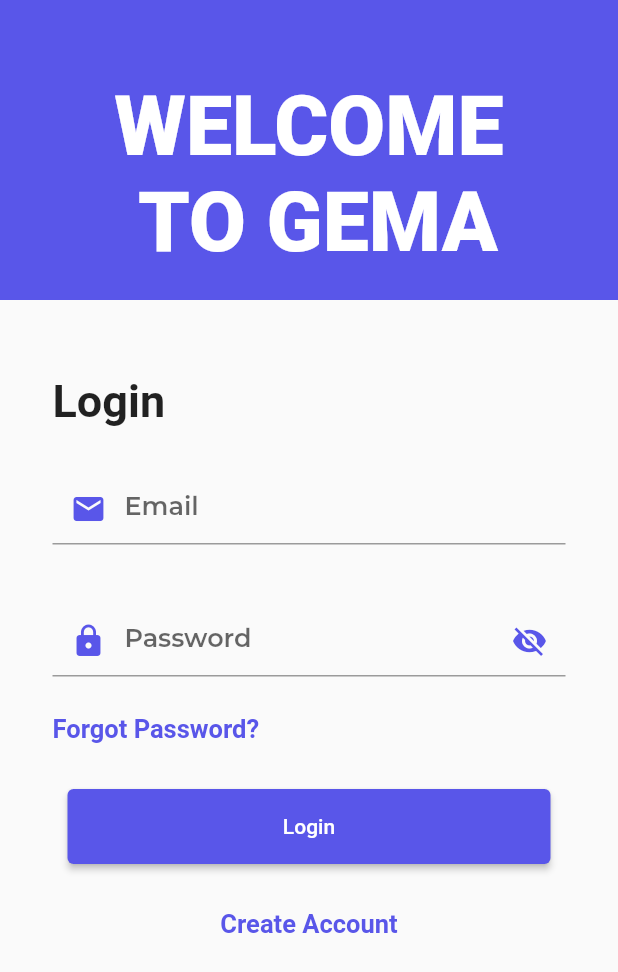
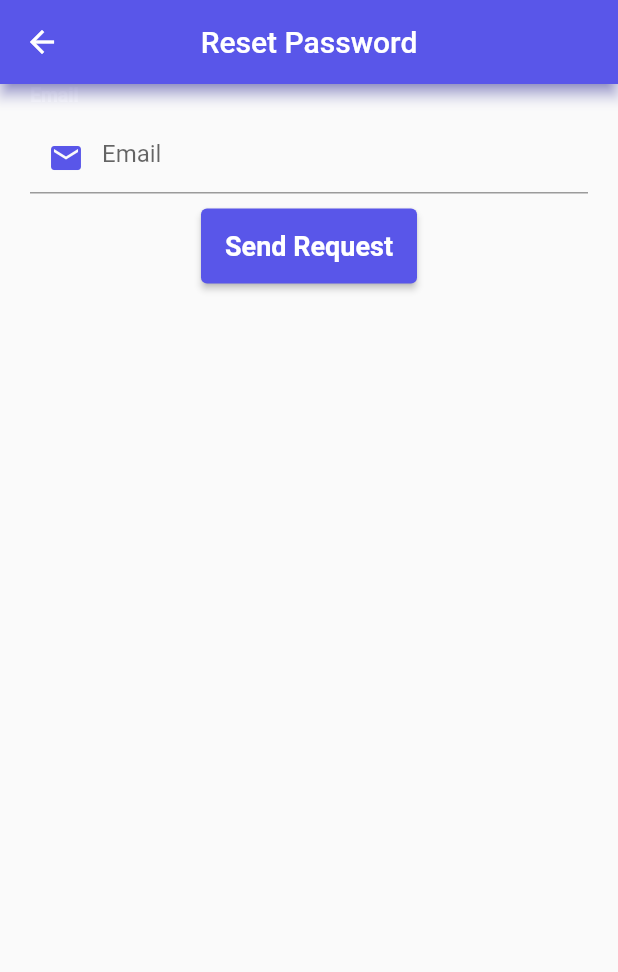
Before and after one commit to khaerulnur/Gema, a Flutter app: the screen it shows after launch, after a tap on "Forgot Password?", on a phone screen of 412 x 824 dp. Shown: the top 972 px of the screen. Run offline on Flutter 3.47's test engine with Material 2 defaults, Android fonts, the phone set to English and light mode, and no system bars; our stand-ins replace cloud_firestore, firebase_auth, firebase_core, firebase_storage, flutter_easyloading, hexcolor and 1 more; accounts and stored records are empty; Roboto replaces fonts that are missing (Raleway); project files that could hold a hidden picture were left out.

Commit message:
Splash Final Screen

```diff
--- a/lib/main.dart
+++ b/lib/main.dart
@@ -4,6 +4,7 @@ import 'package:flutter_easyloading/flutter_easyloading.dart';
 import 'package:flutter_ecommerce/screens/home/home.dart';
 import 'package:firebase_auth/firebase_auth.dart';
 import 'package:flutter_ecommerce/screens/login.dart';
+import 'package:flutter_ecommerce/screens/splash-screen.dart';
 import 'package:flutter_ecommerce/services/auth-service.dart';
 import 'package:flutter_ecommerce/utility/custom-loading.dart';
 
@@ -18,26 +19,9 @@ class MyApp extends StatelessWidget {
   final AuthService authController = AuthService();
   @override
   Widget build(BuildContext context) {
-    return StreamBuilder<User?>(
-      stream: authController.streamAuthStatus(),
-      builder: (context, snapshot) {
-        print(snapshot);
-        if (snapshot.connectionState == ConnectionState.active) {
-          CustomLoading().dismissLoading();
-          return MaterialApp(
-            builder: EasyLoading.init(),
-            theme: ThemeData(
-              primarySwatch: Colors.blue,
-            ),
-            home: snapshot.data != null ? HomeScreen() : LoginScreen(),
-          );
-        } else {
-          return CircularProgressIndicator(
-            color: Colors.black54,
-            strokeWidth: 2,
-          );
-        }
-      },
+    return MaterialApp(
+      builder: EasyLoading.init(),
+      home: SplashScreen(),
     );
   }
 }
--- a/lib/screens/chat/chat-bubble.dart
+++ b/lib/screens/chat/chat-bubble.dart
@@ -2,6 +2,7 @@ import 'package:cloud_firestore/cloud_firestore.dart';
 import 'package:firebase_auth/firebase_auth.dart';
 import 'package:flutter/cupertino.dart';
 import 'package:flutter/material.dart';
+import 'package:hexcolor/hexcolor.dart';
 
 class ChatBubble extends StatefulWidget {
   @override
@@ -60,7 +61,7 @@ class _ChatBubbleState extends State<ChatBubble> {
                         bottomRight: Radius.circular(20.0),
                       )),
                       margin: EdgeInsets.all(5.0),
-                      color: isFromMe ? Colors.lightBlue : Colors.blueGrey,
+                      color: isFromMe ? HexColor("#5956E9") : Colors.blueGrey,
                       child: Padding(
                         padding: EdgeInsets.fromLTRB(12.0, 8.0, 12.0, 8.0),
                         child: Column(
@@ -76,7 +77,7 @@ class _ChatBubbleState extends State<ChatBubble> {
                             Text(
                               email,
                               style: TextStyle(
-                                color: Colors.lightGreenAccent,
+                                color: Colors.white,
                                 fontSize: 10,
                               ),
                             ),
--- a/lib/screens/faq-screen.dart
+++ b/lib/screens/faq-screen.dart
@@ -54,6 +54,8 @@ class _FaqScreenState extends State<FaqScreen> {
             final question = questions[index]['question'];
             final answer = questions[index]['answer'];
             return ExpansionTile(
+              iconColor: HexColor("#5956E9"),
+              textColor: HexColor("#5956E9"),
               title: Text(question!),
               children: [
                 Padding(
--- /dev/null
+++ b/lib/screens/forgot-password.dart
@@ -0,0 +1,182 @@
+import 'package:firebase_auth/firebase_auth.dart';
+import 'package:flutter/material.dart';
+import 'package:hexcolor/hexcolor.dart';
+
+class RestPassword extends StatefulWidget {
+  const RestPassword({Key? key}) : super(key: key);
+
+  @override
+  State<RestPassword> createState() => _RestPasswordState();
+}
+
+class _RestPasswordState extends State<RestPassword> {
+  late String email;
+
+  @override
+  Widget build(BuildContext context) {
+    return Scaffold(
+      appBar: AppBar(
+        shadowColor: HexColor("#5956E9"),
+        backgroundColor: HexColor("#5956E9"),
+        centerTitle: true,
+        leading: InkWell(
+          child: Icon(Icons.arrow_back_outlined),
+          onTap: () {
+            Navigator.pop(context);
+          },
+        ),
+        title: const Text('Reset Password'),
+      ),
+      body: Container(
+        child: Column(
+            mainAxisAlignment: MainAxisAlignment.start,
+            crossAxisAlignment: CrossAxisAlignment.start,
+            children: [
+              Padding(
+                padding: const EdgeInsets.symmetric(horizontal: 20),
+                child: Text(
+                  'Email',
+                  style: TextStyle(
+                      color: Colors.white,
+                      fontWeight: FontWeight.w600,
+                      fontSize: 13),
+                ),
+              ),
+              SizedBox(
+                height: 10,
+              ),
+              Padding(
+                padding: const EdgeInsets.symmetric(horizontal: 20),
+                child: TextFormField(
+                  onChanged: (value) {
+                    email = value;
+                  },
+                  validator: (value) {
+                    if (value == null || value.isEmpty) {
+                      return "Harap masukkan Email";
+                    }
+                  },
+                  decoration: InputDecoration(
+                    hintText: "Email",
+                    fillColor: HexColor("#5956E9"),
+                    prefixIcon: Icon(
+                      Icons.email,
+                      color: HexColor("#5956E9"),
+                    ),
+                    focusedBorder: UnderlineInputBorder(
+                      borderSide: BorderSide(
+                        color: HexColor("#5956E9"),
+                      ),
+                    ),
+                  ),
+                ),
+              ),
+              SizedBox(
+                height: 10,
+              ),
+              Center(
+                child: SizedBox(
+                  height: 50,
+                  child: ElevatedButton(
+                    style: ElevatedButton.styleFrom(
+                      primary: HexColor("#5956E9"),
+                    ),
+                    onPressed: () async {
+                      try {
+                        await FirebaseAuth.instance
+                            .sendPasswordResetEmail(email: email)
+                            .then((value) => Navigator.of(context).pop());
+                      } catch (e) {
+                        showDialog(
+                          barrierDismissible: false,
+                          context: context,
+                          builder: (BuildContext context) {
+                            return AlertDialog(
+                              shape: RoundedRectangleBorder(
+                                  borderRadius: BorderRadius.all(
+                                Radius.circular(10.0),
+                              )),
+                              contentPadding: EdgeInsets.only(top: 10.0),
+                              content: Container(
+                                child: Column(
+                                  mainAxisAlignment: MainAxisAlignment.start,
+                                  mainAxisSize: MainAxisSize.min,
+                                  children: <Widget>[
+                                    Padding(
+                                      padding: const EdgeInsets.only(
+                                        left: 25,
+                                        right: 25,
+                                        top: 10,
+                                      ),
+                                      child: Image.asset(
+                                          'assets/images/ic_selalu_salah.png',
+                                          width: 300),
+                                    ),
+                                    Padding(
+                                      padding: const EdgeInsets.only(
+                                          left: 15, right: 15, bottom: 36),
+                                      child: Padding(
+                                        padding: const EdgeInsets.only(top: 5),
+                                        child: Text(
+                                          "Email tidak terdaftar",
+                                          textAlign: TextAlign.center,
+                                        ),
+                                      ),
+                                    ),
+                                    Padding(
+                                      padding: const EdgeInsets.only(
+                                          left: 20, right: 20, bottom: 20),
+                                      child: Container(
+                                        height: 41,
+                                        width: double.infinity,
+                                        child: ElevatedButton(
+                                          key: Key(
+                                              "btnOkSalahPasswordTransaksi"),
+                                          style: ElevatedButton.styleFrom(
+                                              elevation: 0,
+                                              primary: HexColor("#5956E9"),
+                                              shadowColor: Colors.transparent,
+                                              shape: RoundedRectangleBorder(
+                                                  borderRadius:
+                                                      BorderRadius.circular(
+                                                          6.0))),
+                                          onPressed: () {
+                                            Navigator.of(context).pop();
+                                          },
+                                          child: Text(
+                                            "Ok",
+                                            style: TextStyle(
+                                                fontFamily: "montserrat",
+                                                fontWeight: FontWeight.w700,
+                                                /*letterSpacing: 0.3,*/
+                                                fontSize: 16,
+                                                color: Colors.white),
+                                            textAlign: TextAlign.center,
+                                          ),
+                                        ),
+                                      ),
+                                    ),
+                                  ],
+                                ),
+                              ),
+                            );
+                          },
+                        );
+                      }
+                    },
+                    child: Text(
+                      'Send Request',
+                      style: TextStyle(
+                        fontSize: 18,
+                        fontWeight: FontWeight.bold,
+                        color: Colors.white,
+                      ),
+                    ),
+                  ),
+                ),
+              )
+            ]),
+      ),
+    );
+  }
+}
--- a/lib/screens/history/detail-send-data.dart
+++ b/lib/screens/history/detail-send-data.dart
@@ -240,7 +240,7 @@ class _DetailSendDataScreenState extends State<DetailSendDataScreen> {
                 Navigator.push(
                   context,
                   MaterialPageRoute<void>(
-                    builder: (BuildContext context) => ChatScreen(),
+                    builder: (BuildContext context) => ChatScreen(routeFrom: 'detailProduct',),
                   ),
                 );
               },
@@ -260,7 +260,7 @@ class _DetailSendDataScreenState extends State<DetailSendDataScreen> {
                 ),
                 child: Center(
                   child: const Text(
-                    "Selesaikan Pesanan",
+                    "Complete order",
                     textAlign: TextAlign.center,
                     style: TextStyle(
                       fontSize: 18,
--- a/lib/screens/home/home.dart
+++ b/lib/screens/home/home.dart
@@ -22,7 +22,7 @@ class _HomeScreenState extends State<HomeScreen> {
   Widget generateListPage(BuildContext context) {
     List<Widget> opsiWidget = <Widget>[
       homeContent(context),
-      ChatScreen(),
+      ChatScreen(routeFrom: 'home',),
       Text("Sell3"),
       MyProductScreen(),
       ProfileScreen(),
@@ -83,7 +83,7 @@ class _HomeScreenState extends State<HomeScreen> {
               });
             } else if (index == 1) {
               setState(() {
-                isProfile = false;
+                isProfile = true;
                 selectedIndex = index;
               });
             } else if (index == 2) {
--- a/lib/screens/login.dart
+++ b/lib/screens/login.dart
@@ -2,6 +2,7 @@ import 'package:firebase_auth/firebase_auth.dart';
 import 'package:firebase_core/firebase_core.dart';
 import 'package:flutter/material.dart';
 import 'package:flutter_ecommerce/Utility/style-text.dart';
+import 'package:flutter_ecommerce/screens/forgot-password.dart';
 import 'package:flutter_ecommerce/screens/home/home.dart';
 import 'package:flutter_ecommerce/screens/register.dart';
 import 'package:flutter_ecommerce/services/auth-service.dart';
@@ -141,7 +142,15 @@ class _LoginScreenState extends State<LoginScreen> {
                           color: HexColor("#5956E9"),
                         ),
                       ),
-                      onTap: () {},
+                      onTap: () {
+                        Navigator.push(
+                          context,
+                          MaterialPageRoute<void>(
+                            builder: (BuildContext context) =>
+                                const RestPassword(),
+                          ),
+                        );
+                      },
                     ),
                     SizedBox(
                       height: 30,
@@ -161,7 +170,8 @@ class _LoginScreenState extends State<LoginScreen> {
                   ),
                   onPressed: () async {
                     if (formKey.currentState!.validate()) {
-                      authController.login(emailCtrl.text, passCtrl.text,context);
+                      authController.login(
+                          emailCtrl.text, passCtrl.text, context);
                     }
                   },
                   child: Text("Login"),
--- a/lib/screens/product/product-detail.dart
+++ b/lib/screens/product/product-detail.dart
@@ -120,7 +120,7 @@ class ProductDetailScreenState extends State<ProductDetailScreen> {
                       Navigator.push(
                         context,
                         MaterialPageRoute<void>(
-                          builder: (BuildContext context) => ChatScreen(),
+                          builder: (BuildContext context) => ChatScreen(routeFrom: 'detailProduct',),
                         ),
                       );
                     },
--- /dev/null
+++ b/lib/screens/splash-screen.dart
@@ -0,0 +1,125 @@
+import 'package:firebase_auth/firebase_auth.dart';
+import 'package:flutter/material.dart';
+import 'package:flutter_ecommerce/main.dart';
+import 'package:flutter_ecommerce/screens/home/home.dart';
+import 'package:flutter_ecommerce/screens/login.dart';
+import 'package:flutter_ecommerce/services/auth-service.dart';
+import 'package:hexcolor/hexcolor.dart';
+
+import '../Utility/custom-loading.dart';
+
+class SplashScreen extends StatefulWidget {
+  const SplashScreen({Key? key}) : super(key: key);
+
+  @override
+  _SplashScreenState createState() => _SplashScreenState();
+}
+
+class _SplashScreenState extends State<SplashScreen>
+    with SingleTickerProviderStateMixin {
+  late Animation<double> opacity;
+  late AnimationController controller;
+
+  @override
+  void initState() {
+    super.initState();
+    controller = AnimationController(
+        duration: Duration(milliseconds: 2500), vsync: this);
+    opacity = Tween<double>(begin: 1.0, end: 0.0).animate(controller)
+      ..addListener(() {
+        setState(() {});
+      });
+    controller.forward().then((_) {
+      navigationPage(context);
+    });
+  }
+
+  @override
+  void dispose() {
+    controller.dispose();
+    super.dispose();
+  }
+
+  navigationPage(BuildContext context) {
+    final AuthService authController = AuthService();
+    Navigator.push(
+      context,
+      MaterialPageRoute<void>(
+        builder: (BuildContext context) => StreamBuilder<User?>(
+          stream: authController.streamAuthStatus(),
+          builder: (context, snapshot) {
+            if (snapshot.connectionState == ConnectionState.active) {
+              CustomLoading().dismissLoading();
+              return snapshot.data != null ? HomeScreen() : LoginScreen();
+            } else {
+              return CircularProgressIndicator(
+                color: Colors.black54,
+                strokeWidth: 2,
+              );
+            }
+          },
+        ),
+      ),
+    );
+  }
+
+  @override
+  Widget build(BuildContext context) {
+    return Scaffold(
+      backgroundColor: HexColor("#5956E9"),
+      body: SizedBox(
+        width: double.infinity,
+        child: Column(
+          crossAxisAlignment: CrossAxisAlignment.center,
+          mainAxisAlignment: MainAxisAlignment.center,
+          children: <Widget>[
+            Padding(
+              padding: EdgeInsets.only(
+                  top: MediaQuery.of(context).size.height * 0.3),
+              child: Opacity(
+                opacity: opacity.value,
+                child: Image.asset(
+                  'assets/images/controller-icon.png',
+                  fit: BoxFit.fitWidth,
+                ),
+              ),
+            ),
+            Text(
+              "GEMA",
+              style: TextStyle(
+                fontSize: 30,
+                fontWeight: FontWeight.bold,
+                color: Colors.white,
+              ),
+            ),
+            SizedBox(
+              height: 10,
+            ),
+            Text(
+              "GAME ACCOUNT STORE",
+              style: TextStyle(
+                fontSize: 20,
+                fontWeight: FontWeight.bold,
+                color: Colors.white,
+              ),
+            ),
+            Spacer(),
+            Padding(
+              padding: EdgeInsets.all(8.0),
+              child: RichText(
+                text: TextSpan(
+                    style: TextStyle(color: Colors.white),
+                    children: const [
+                      TextSpan(text: 'Powered by'),
+                      TextSpan(
+                          text: ' khaerul',
+                          style: TextStyle(fontWeight: FontWeight.bold))
+                    ]),
+              ),
+            )
+          ],
+        ),
+      ),
+    );
+  }
+}
```
Also changed, not shown: lib/screens/chat/chat-screen.dart (+17 -8 lines), lib/screens/product/list-my-product.dart (added, +148 -0 lines), lib/screens/profile/profile.dart (+0 -9 lines), lib/screens/selling/my-product.dart (+5 -7 lines), lib/services/service.dart (+19 -0 lines), assets/images/controller-icon.png (added).
